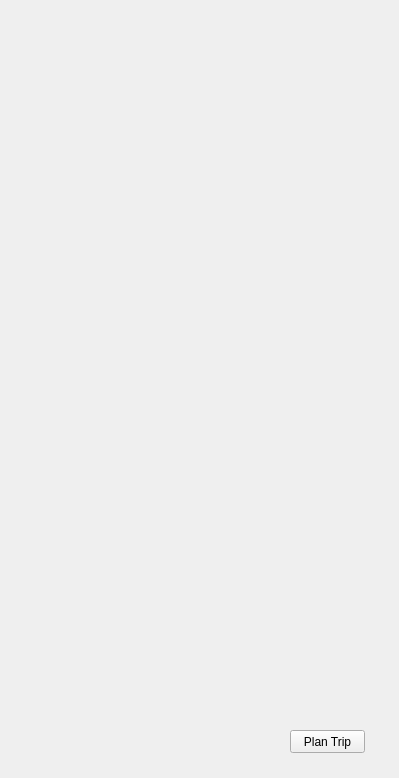
cydiasa/CS1D-TMOTTBG, file src/CS1D-TMOTTBG/displayvacationplannerwindow.ui: the form before one commit.
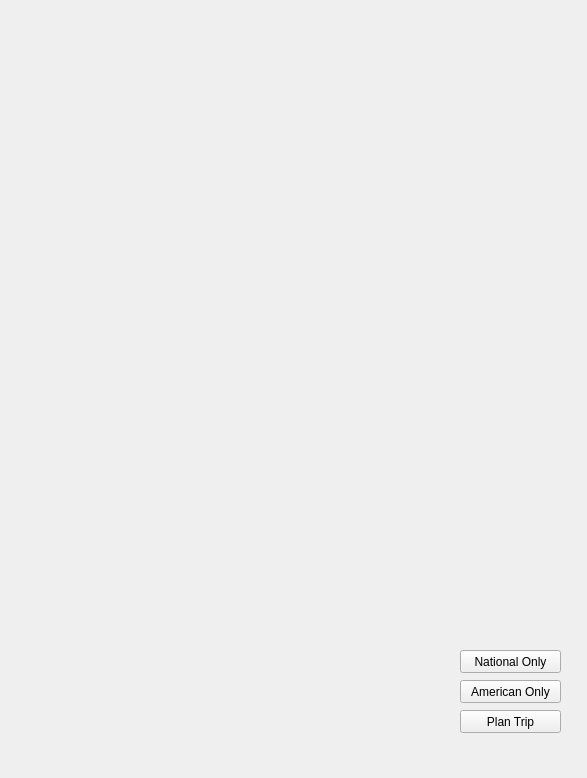
The form after the commit.

The edit to the form file:
```diff
--- a/src/CS1D-TMOTTBG/displayvacationplannerwindow.ui
+++ b/src/CS1D-TMOTTBG/displayvacationplannerwindow.ui
@@ -6,7 +6,7 @@
    <rect>
     <x>0</x>
     <y>0</y>
-    <width>399</width>
+    <width>587</width>
     <height>778</height>
    </rect>
   </property>
@@ -16,9 +16,9 @@
   <widget class="QPushButton" name="pushButton">
    <property name="geometry">
     <rect>
-     <x>290</x>
-     <y>730</y>
-     <width>75</width>
+     <x>460</x>
+     <y>710</y>
+     <width>101</width>
      <height>23</height>
     </rect>
    </property>
@@ -26,6 +26,32 @@
     <string>Plan Trip</string>
    </property>
   </widget>
+  <widget class="QPushButton" name="nationalButton">
+   <property name="geometry">
+    <rect>
+     <x>460</x>
+     <y>650</y>
+     <width>101</width>
+     <height>23</height>
+    </rect>
+   </property>
+   <property name="text">
+    <string>National Only</string>
+   </property>
+  </widget>
+  <widget class="QPushButton" name="americanOnly">
+   <property name="geometry">
+    <rect>
+     <x>460</x>
+     <y>680</y>
+     <width>101</width>
+     <height>23</height>
+    </rect>
+   </property>
+   <property name="text">
+    <string>American Only</string>
+   </property>
+  </widget>
  </widget>
  <resources/>
  <connections/>
```
